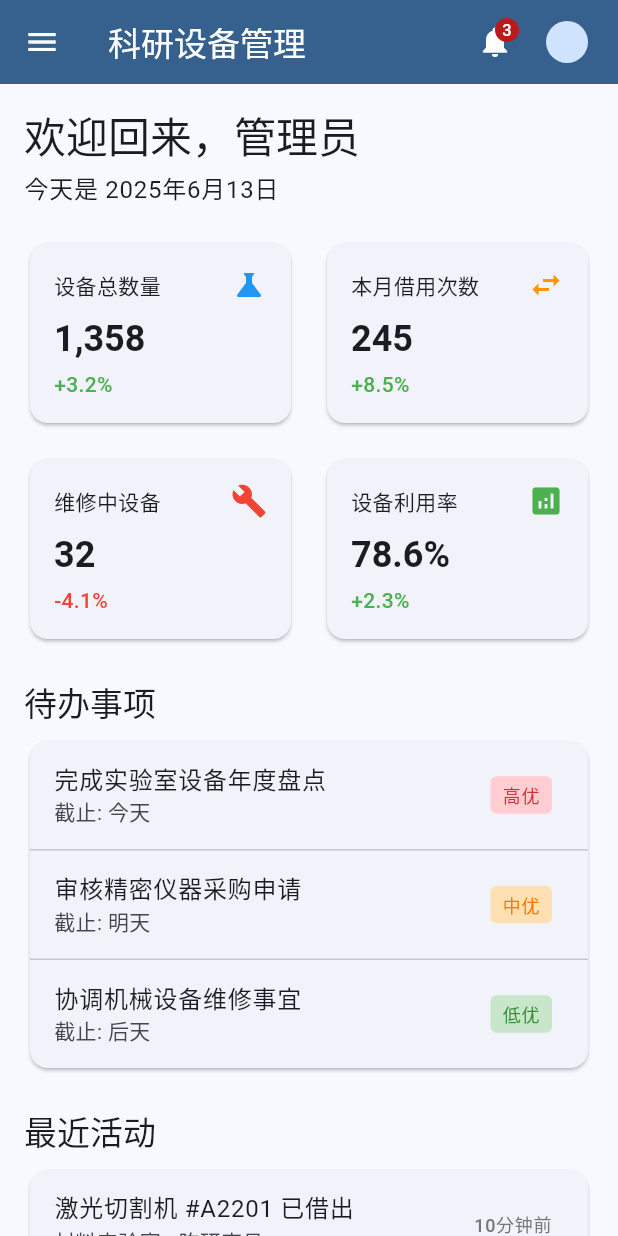
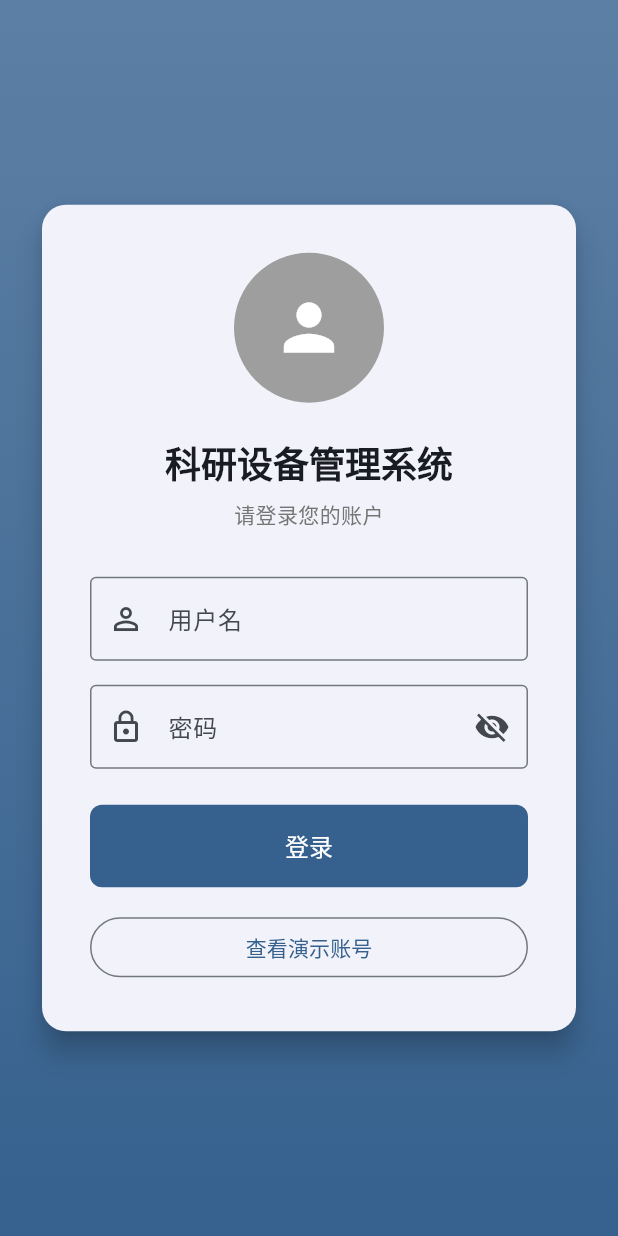
Before and after one commit to Tianran-W/Valet, a Flutter app: the screen it shows after launch, on a phone screen of 412 x 824 dp. Run offline on Flutter 3.47's test engine with Material 3 defaults, Android fonts, the phone set to English and light mode, and no system bars; our stand-ins replace dio, flutter_dotenv, get_it, logger, synchronized; accounts and stored records are empty.

Commit message:
feat: :sparkles: 登陆逻辑和界面的本地实现

```diff
--- /dev/null
+++ b/lib/startup/authenticated_entry_point.dart
@@ -0,0 +1,69 @@
+import 'package:flutter/material.dart';
+import 'package:get_it/get_it.dart';
+import 'package:valet/user/application/auth_service.dart';
+import 'package:valet/user/presentation/pages/login_page.dart';
+import 'package:valet/workspace/presentation/home/home_page.dart';
+
+/// 应用根组件
+/// 负责检查用户认证状态并决定显示登录页面还是主应用
+class AppRoot extends StatefulWidget {
+  const AppRoot({super.key});
+
+  @override
+  State<AppRoot> createState() => _AppRootState();
+}
+
+class _AppRootState extends State<AppRoot> {
+  late final AuthService _authService;
+  bool _isLoading = true;
+  bool _isLoggedIn = false;
+
+  @override
+  void initState() {
+    super.initState();
+    _authService = GetIt.instance<AuthService>();
+    _checkAuthStatus();
+  }
+
+  /// 检查用户认证状态
+  Future<void> _checkAuthStatus() async {
+    try {
+      final isLoggedIn = await _authService.checkAuthStatus();
+      setState(() {
+        _isLoggedIn = isLoggedIn;
+        _isLoading = false;
+      });
+    } catch (e) {
+      setState(() {
+        _isLoggedIn = false;
+        _isLoading = false;
+      });
+    }
+  }
+
+  @override
+  Widget build(BuildContext context) {
+    if (_isLoading) {
+      // 显示加载页面
+      return const Scaffold(
+        body: Center(
+          child: Column(
+            mainAxisAlignment: MainAxisAlignment.center,
+            children: [
+              CircularProgressIndicator(),
+              SizedBox(height: 16),
+              Text('正在加载...'),
+            ],
+          ),
+        ),
+      );
+    }
+
+    // 根据认证状态决定显示的页面
+    if (_isLoggedIn) {
+      return const HomePage(title: '科研设备管理');
+    } else {
+      return const LoginPage();
+    }
+  }
+}
--- a/lib/startup/deps_resolver.dart
+++ b/lib/startup/deps_resolver.dart
@@ -3,6 +3,7 @@ import 'package:valet/service/logger_service.dart';
 import 'package:valet/service/api/api_service.dart';
 import 'package:valet/workspace/application/approval_service.dart';
 import 'package:valet/workspace/application/inventory_service.dart';
+import 'package:valet/user/application/auth_service.dart';
 
 /// 依赖解析器
 /// 负责注册和初始化应用所需的所有服务
@@ -39,6 +40,9 @@ class DepsResolver {
 
   /// 注册应用服务层
   static void registerApplicationServices(GetIt getIt) {
+    // 注册认证服务
+    getIt.registerLazySingleton<AuthService>(() => AuthService());
+
     // 注册审批服务
     getIt.registerFactory<ApprovalService>(
       () => ApprovalService(getIt<ApiService>()),
--- a/lib/startup/entry_point.dart
+++ b/lib/startup/entry_point.dart
@@ -1,6 +1,6 @@
 import 'package:flutter/material.dart';
 import 'package:valet/startup/launch_configuration.dart';
-import 'package:valet/workspace/presentation/home/home_page.dart';
+import 'package:valet/startup/authenticated_entry_point.dart';
 
 /// 应用程序入口点抽象类
 /// 定义了应用启动的标准接口
@@ -13,6 +13,6 @@ abstract class EntryPoint {
 class ValetApplication implements EntryPoint {
   @override
   Widget create(LaunchConfiguration config) {
-    return HomePage(title: '科研设备管理');
+    return AppRoot();
   }
 }
--- /dev/null
+++ b/lib/user/application/auth_service.dart
@@ -0,0 +1,93 @@
+import 'package:valet/service/logger_service.dart';
+import 'package:valet/user/models/user_model.dart';
+
+/// 认证服务类，处理用户登录、登出等认证相关功能
+class AuthService {
+  static const String _tag = 'AuthService';
+
+  User? _currentUser;
+  bool _isLoggedIn = false;
+
+  /// 获取当前登录用户
+  User? get currentUser => _currentUser;
+
+  /// 获取登录状态
+  bool get isLoggedIn => _isLoggedIn;
+
+  /// 用户登录
+  /// [username] 用户名
+  /// [password] 密码
+  Future<bool> login(String username, String password) async {
+    try {
+      logger.info('用户登录请求: $username', tag: _tag);
+
+      // 简单的模拟登录验证
+      // 在实际应用中，这里应该调用API进行认证
+      if (_isValidCredentials(username, password)) {
+        _currentUser = User(
+          id: '1',
+          username: username,
+          email: '$username@example.com',
+          avatarUrl: null,
+        );
+        _isLoggedIn = true;
+
+        logger.info('用户登录成功: $username', tag: _tag);
+        return true;
+      } else {
+        logger.warning('用户登录失败：用户名或密码错误', tag: _tag);
+        return false;
+      }
+    } catch (e) {
+      logger.error('用户登录过程中发生错误', tag: _tag, error: e);
+      return false;
+    }
+  }
+
+  /// 用户登出
+  Future<void> logout() async {
+    try {
+      logger.info('用户登出: ${_currentUser?.username}', tag: _tag);
+      _currentUser = null;
+      _isLoggedIn = false;
+      logger.info('用户登出成功', tag: _tag);
+    } catch (e) {
+      logger.error('用户登出过程中发生错误', tag: _tag, error: e);
+    }
+  }
+
+  /// 检查用户登录状态
+  Future<bool> checkAuthStatus() async {
+    try {
+      // 在实际应用中，这里可以检查token有效性
+      // 现在只是简单返回当前状态
+      logger.debug('检查用户认证状态: $_isLoggedIn', tag: _tag);
+      return _isLoggedIn;
+    } catch (e) {
+      logger.error('检查认证状态时发生错误', tag: _tag, error: e);
+      return false;
+    }
+  }
+
+  /// 验证登录凭据（模拟）
+  /// 在实际应用中，这里应该调用后端API进行验证
+  bool _isValidCredentials(String username, String password) {
+    // 简单的演示用账号
+    const validCredentials = {
+      'admin': 'admin123',
+      'manager': 'manager123',
+      'user': 'user123',
+    };
+
+    return validCredentials[username] == password;
+  }
+
+  /// 获取有效的演示账号列表（仅用于开发和演示）
+  List<Map<String, String>> getValidDemoAccounts() {
+    return [
+      {'username': 'admin', 'password': 'admin123', 'role': '管理员'},
+      {'username': 'manager', 'password': 'manager123', 'role': '经理'},
+      {'username': 'user', 'password': 'user123', 'role': '用户'},
+    ];
+  }
+}
--- /dev/null
+++ b/lib/user/models/user_model.dart
@@ -0,0 +1,32 @@
+/// 用户模型类
+class User {
+  final String id;
+  final String username;
+  final String email;
+  final String? avatarUrl;
+
+  const User({
+    required this.id,
+    required this.username,
+    required this.email,
+    this.avatarUrl,
+  });
+
+  factory User.fromJson(Map<String, dynamic> json) {
+    return User(
+      id: json['id']?.toString() ?? '',
+      username: json['username']?.toString() ?? '',
+      email: json['email']?.toString() ?? '',
+      avatarUrl: json['avatarUrl']?.toString(),
+    );
+  }
+
+  Map<String, dynamic> toJson() {
+    return {
+      'id': id,
+      'username': username,
+      'email': email,
+      'avatarUrl': avatarUrl,
+    };
+  }
+}
--- /dev/null
+++ b/lib/user/presentation/pages/login_page.dart
@@ -0,0 +1,281 @@
+import 'package:flutter/material.dart';
+import 'package:valet/user/application/auth_service.dart';
+import 'package:valet/workspace/presentation/home/home_page.dart';
+
+/// 登录页面
+class LoginPage extends StatefulWidget {
+  const LoginPage({super.key});
+
+  @override
+  State<LoginPage> createState() => _LoginPageState();
+}
+
+class _LoginPageState extends State<LoginPage> {
+  final _formKey = GlobalKey<FormState>();
+  final _usernameController = TextEditingController();
+  final _passwordController = TextEditingController();
+  final _authService = AuthService();
+
+  bool _isLoading = false;
+  bool _isPasswordVisible = false;
+
+  @override
+  void dispose() {
+    _usernameController.dispose();
+    _passwordController.dispose();
+    super.dispose();
+  }
+
+  /// 处理登录逻辑
+  Future<void> _handleLogin() async {
+    if (!_formKey.currentState!.validate()) {
+      return;
+    }
+
+    setState(() {
+      _isLoading = true;
+    });
+
+    try {
+      final username = _usernameController.text.trim();
+      final password = _passwordController.text;
+
+      final success = await _authService.login(username, password);
+
+      if (success && mounted) {
+        // 登录成功，导航到主页
+        Navigator.of(context).pushReplacement(
+          MaterialPageRoute(
+            builder: (context) => const HomePage(title: '科研设备管理'),
+          ),
+        );
+      } else {
+        // 登录失败，显示错误消息
+        if (mounted) {
+          ScaffoldMessenger.of(context).showSnackBar(
+            const SnackBar(
+              content: Text('用户名或密码错误'),
+              backgroundColor: Colors.red,
+            ),
+          );
+        }
+      }
+    } catch (e) {
+      if (mounted) {
+        ScaffoldMessenger.of(context).showSnackBar(
+          SnackBar(
+            content: Text('登录失败: $e'),
+            backgroundColor: Colors.red,
+          ),
+        );
+      }
+    } finally {
+      if (mounted) {
+        setState(() {
+          _isLoading = false;
+        });
+      }
+    }
+  }
+
+  /// 显示演示账号信息
+  void _showDemoAccounts() {
+    final accounts = _authService.getValidDemoAccounts();
+
+    showDialog(
+      context: context,
+      builder: (context) => AlertDialog(
+        title: const Text('演示账号'),
+        content: Column(
+          mainAxisSize: MainAxisSize.min,
+          crossAxisAlignment: CrossAxisAlignment.start,
+          children: [
+            const Text(
+              '您可以使用以下任一账号登录：',
+              style: TextStyle(fontWeight: FontWeight.bold),
+            ),
+            const SizedBox(height: 12),
+            ...accounts.map(
+              (account) => Padding(
+                padding: const EdgeInsets.symmetric(vertical: 4),
+                child: Row(
+                  children: [
+                    Expanded(
+                      flex: 2,
+                      child: Text(
+                        '${account['role']}:',
+                        style: const TextStyle(fontWeight: FontWeight.w500),
+                      ),
+                    ),
+                    Expanded(
+                      flex: 3,
+                      child: Text('${account['username']} / ${account['password']}'),
+                    ),
+                  ],
+                ),
+              ),
+            ),
+          ],
+        ),
+        actions: [
+          TextButton(
+            onPressed: () => Navigator.of(context).pop(),
+            child: const Text('关闭'),
+          ),
+        ],
+      ),
+    );
+  }
+
+  @override
+  Widget build(BuildContext context) {
+    return Scaffold(
+      body: Container(
+        decoration: BoxDecoration(
+          gradient: LinearGradient(
+            begin: Alignment.topCenter,
+            end: Alignment.bottomCenter,
+            colors: [
+              Theme.of(context).colorScheme.primary.withOpacity(0.8),
+              Theme.of(context).colorScheme.primary,
+            ],
+          ),
+        ),
+        child: SafeArea(
+          child: Center(
+            child: SingleChildScrollView(
+              padding: const EdgeInsets.all(24.0),
+              child: Card(
+                elevation: 8,
+                shape: RoundedRectangleBorder(
+                  borderRadius: BorderRadius.circular(16),
+                ),
+                child: Padding(
+                  padding: const EdgeInsets.all(32.0),
+                  child: Form(
+                    key: _formKey,
+                    child: Column(
+                      mainAxisSize: MainAxisSize.min,
+                      crossAxisAlignment: CrossAxisAlignment.stretch,
+                      children: [
+                        // 头像和标题
+                        const CircleAvatar(
+                          radius: 50,
+                          backgroundColor: Colors.grey,
+                          child: Icon(
+                            Icons.person,
+                            size: 50,
+                            color: Colors.white,
+                          ),
+                        ),
+                        const SizedBox(height: 24),
+                        Text(
+                          '科研设备管理系统',
+                          style: Theme.of(context).textTheme.headlineSmall?.copyWith(
+                            fontWeight: FontWeight.bold,
+                          ),
+                          textAlign: TextAlign.center,
+                        ),
+                        const SizedBox(height: 8),
+                        Text(
+                          '请登录您的账户',
+                          style: Theme.of(context).textTheme.bodyMedium?.copyWith(
+                            color: Colors.grey[600],
+                          ),
+                          textAlign: TextAlign.center,
+                        ),
+                        const SizedBox(height: 32),
+
+                        // 用户名输入框
+                        TextFormField(
+                          controller: _usernameController,
+                          decoration: const InputDecoration(
+                            labelText: '用户名',
+                            hintText: '请输入用户名',
+                            prefixIcon: Icon(Icons.person_outline),
+                            border: OutlineInputBorder(),
+                          ),
+                          enabled: !_isLoading,
+                          validator: (value) {
+                            if (value == null || value.trim().isEmpty) {
+                              return '请输入用户名';
+                            }
+                            return null;
+                          },
+                        ),
+                        const SizedBox(height: 16),
+
+                        // 密码输入框
+                        TextFormField(
+                          controller: _passwordController,
+                          decoration: InputDecoration(
+                            labelText: '密码',
+                            hintText: '请输入密码',
+                            prefixIcon: const Icon(Icons.lock_outline),
+                            suffixIcon: IconButton(
+                              icon: Icon(
+                                _isPasswordVisible
+                                  ? Icons.visibility
+                                  : Icons.visibility_off,
+                              ),
+                              onPressed: () {
+                                setState(() {
+                                  _isPasswordVisible = !_isPasswordVisible;
+                                });
+                              },
+                            ),
+                            border: const OutlineInputBorder(),
+                          ),
+                          obscureText: !_isPasswordVisible,
+                          enabled: !_isLoading,
+                          validator: (value) {
+                            if (value == null || value.isEmpty) {
+                              return '请输入密码';
+                            }
+                            return null;
+                          },
+                        ),
+                        const SizedBox(height: 24),
+
+                        // 登录按钮
+                        FilledButton(
+                          onPressed: _isLoading ? null : _handleLogin,
+                          style: FilledButton.styleFrom(
+                            padding: const EdgeInsets.symmetric(vertical: 16),
+                            shape: RoundedRectangleBorder(
+                              borderRadius: BorderRadius.circular(8),
+                            ),
+                          ),
+                          child: _isLoading
+                            ? const SizedBox(
+                                width: 20,
+                                height: 20,
+                                child: CircularProgressIndicator(
+                                  strokeWidth: 2,
+                                  valueColor: AlwaysStoppedAnimation<Color>(Colors.white),
+                                ),
+                              )
+                            : const Text(
+                                '登录',
+                                style: TextStyle(fontSize: 16),
+                              ),
+                        ),
+                        const SizedBox(height: 16),
+
+                        // 演示账号按钮
+                        OutlinedButton(
+                          onPressed: _isLoading ? null : _showDemoAccounts,
+                          child: const Text('查看演示账号'),
+                        ),
+                      ],
+                    ),
+                  ),
+                ),
+              ),
+            ),
+          ),
+        ),
+      ),
+    );
+  }
+}
--- /dev/null
+++ b/lib/user/user.dart
@@ -0,0 +1,4 @@
+// 用户相关组件导出文件
+export 'models/user_model.dart';
+export 'application/auth_service.dart';
+export 'presentation/pages/login_page.dart';
--- a/pubspec.yaml
+++ b/pubspec.yaml
@@ -27,6 +27,8 @@ dependencies:
   flutter_dotenv: ^5.2.1
   get_it: ^8.0.3
   synchronized: ^3.3.1
+  go_router: ^15.2.0
+  provider: ^6.1.5
 
 dev_dependencies:
   flutter_test:
```
Also changed, not shown: lib/workspace/presentation/home/home_page.dart (+65 -3 lines), pubspec.lock.
